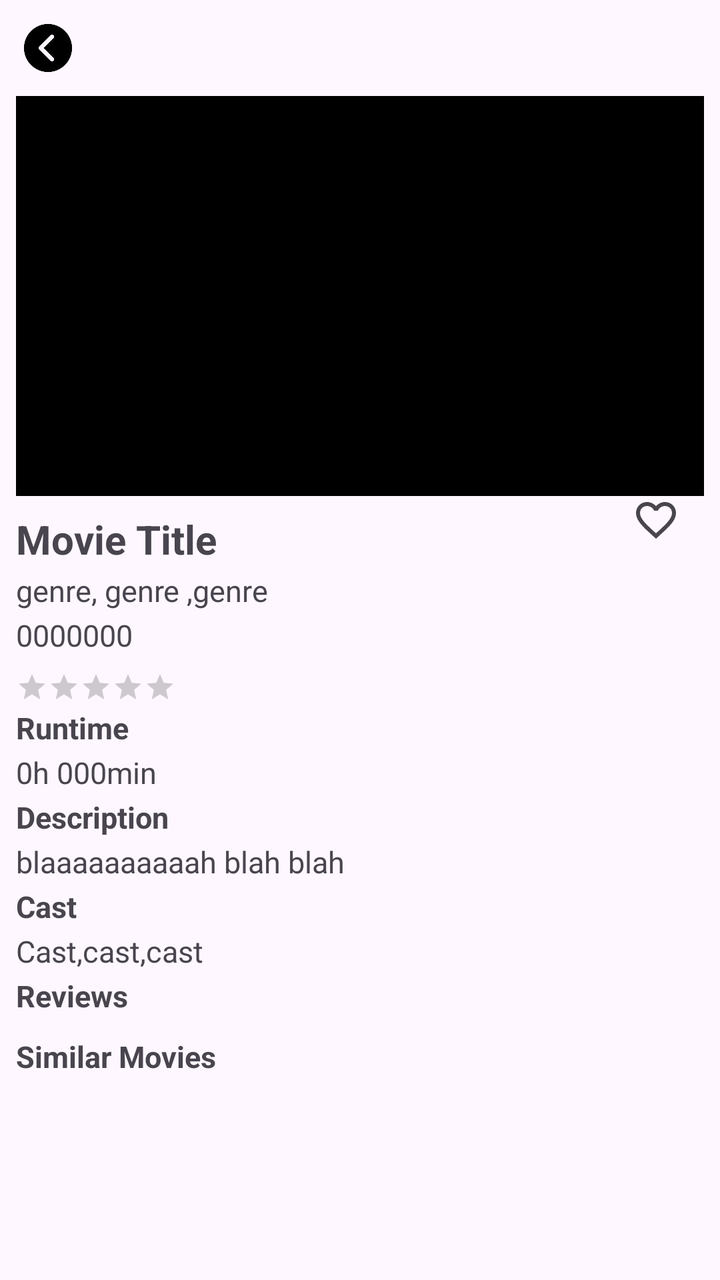
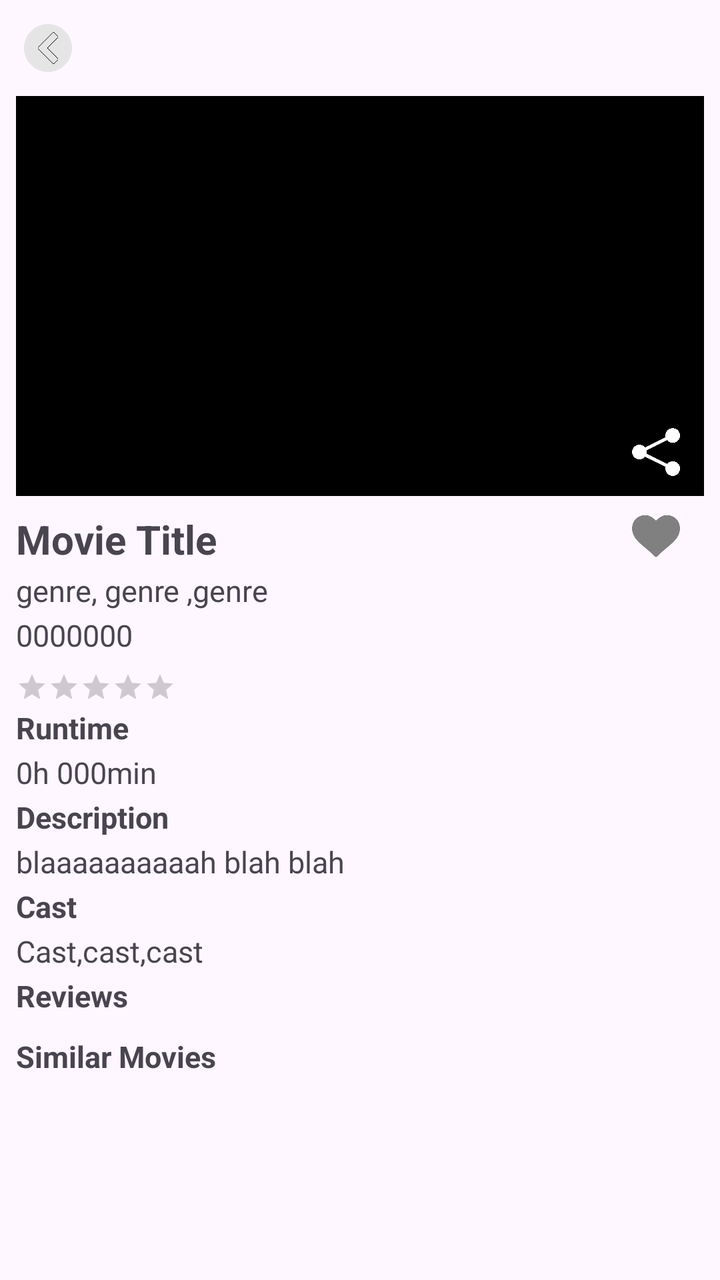

Compare the two renders of this Android layout. The source of the first and the diff that turns it into the second are given below.
<!-- AndroidManifest.xml: application theme Theme.MoviesApp -->
<!-- res/layout/details_layout.xml -->
<?xml version="1.0" encoding="utf-8"?>
<androidx.core.widget.NestedScrollView
    xmlns:android="http://schemas.android.com/apk/res/android"
    android:layout_width="match_parent"
    android:layout_height="match_parent"
    xmlns:app="http://schemas.android.com/apk/res-auto">

    <androidx.constraintlayout.widget.ConstraintLayout
        android:layout_width="match_parent"
        android:layout_height="wrap_content"
        android:paddingBottom="24dp">
        <ImageView
            android:id="@+id/backButton"
            android:layout_width="32dp"
            android:layout_height="32dp"
            android:layout_marginStart="8dp"
            android:layout_marginTop="8dp"
            android:background="@android:color/transparent"
            android:padding="4dp"
            android:src="@drawable/back"
            android:contentDescription="Back"

            app:layout_constraintTop_toTopOf="parent"
            app:layout_constraintStart_toStartOf="parent" />
        <ImageView
            android:id="@+id/moviePoster"
            android:layout_width="match_parent"
            android:layout_height="200dp"
            android:layout_margin="8dp"
            android:background="@color/black"
            android:scaleType="centerCrop"
            app:layout_constraintTop_toBottomOf="@id/backButton"
            app:layout_constraintStart_toStartOf="parent" />


        <ImageView
            android:id="@+id/shareIcon"
            android:layout_width="24dp"
            android:layout_height="24dp"
            android:layout_marginEnd="20dp"
            android:layout_marginBottom="10dp"
            android:src="@drawable/share"
            app:layout_constraintBottom_toBottomOf="@id/moviePoster"
            app:layout_constraintEnd_toEndOf="parent" />
        <ImageView
            android:id="@+id/favoriteIcon"
            android:layout_width="24dp"
            android:layout_height="24dp"
            android:layout_marginEnd="20dp"
            android:layout_marginBottom="10dp"
            android:src="@drawable/ic_favorite_unselect"
            app:layout_constraintTop_toBottomOf="@id/moviePoster"
            app:layout_constraintEnd_toEndOf="parent" />
        <TextView
            android:id="@+id/movieTitle"
            android:layout_width="0dp"
            android:layout_height="wrap_content"
            android:layout_marginStart="8dp"
            android:layout_marginTop="8dp"
            android:layout_marginBottom="40dp"
            android:text="Movie Title"
            android:textSize="20sp"
            android:textStyle="bold"
            app:layout_constraintTop_toBottomOf="@id/moviePoster"
            app:layout_constraintStart_toStartOf="parent" />
        <TextView
            android:id="@+id/movieGenre"
            android:layout_width="0dp"
            android:layout_height="wrap_content"
            android:layout_marginStart="8dp"
            android:layout_marginTop="2dp"
            android:layout_marginBottom="40dp"
            android:textSize="15sp"
            android:text="genre, genre ,genre"
            app:layout_constraintTop_toBottomOf="@id/movieTitle"
            app:layout_constraintStart_toStartOf="parent" />
        <TextView
            android:id="@+id/releaseDate"
            android:layout_width="0dp"
            android:layout_height="wrap_content"
            android:layout_marginStart="8dp"
            android:layout_marginTop="2dp"
            android:layout_marginBottom="40dp"
            android:textSize="15sp"
            android:text="0000000"
            app:layout_constraintTop_toBottomOf="@id/movieGenre"
            app:layout_constraintStart_toStartOf="parent" />
        <RatingBar
            android:id="@+id/movieRating"
            style="@style/Widget.AppCompat.RatingBar.Small"
            android:layout_width="wrap_content"
            android:layout_height="wrap_content"
            android:layout_marginTop="8dp"
            android:layout_marginBottom="10dp"
            android:numStars="5"
            android:stepSize="1"
            android:progressTint="#FFD54F"
            android:progressBackgroundTint="#444444"
            app:layout_constraintStart_toStartOf="@id/movieGenre"
            app:layout_constraintTop_toBottomOf="@id/releaseDate" />

        <TextView
            android:id="@+id/runtime"
            android:layout_width="0dp"
            android:layout_height="wrap_content"
            android:layout_marginStart="8dp"
            android:layout_marginTop="2dp"
            android:layout_marginBottom="40dp"
            android:textSize="15sp"
            android:text="Runtime"
            android:textStyle="bold"
            app:layout_constraintTop_toBottomOf="@id/movieRating"
            app:layout_constraintStart_toStartOf="parent" />
        <TextView
            android:id="@+id/movieRuntime"
            android:layout_width="0dp"
            android:layout_height="wrap_content"
            android:layout_marginStart="8dp"
            android:layout_marginTop="2dp"
            android:layout_marginBottom="40dp"
            android:textSize="15sp"
            android:text="0h 000min"
            app:layout_constraintTop_toBottomOf="@id/runtime"
            app:layout_constraintStart_toStartOf="parent" />
        <TextView
            android:id="@+id/description"
            android:layout_width="0dp"
            android:layout_height="wrap_content"
            android:layout_marginStart="8dp"
            android:layout_marginTop="2dp"
            android:layout_marginBottom="40dp"
            android:textSize="15sp"
            android:text="Description"
            android:textStyle="bold"
            app:layout_constraintTop_toBottomOf="@id/movieRuntime"
            app:layout_constraintStart_toStartOf="parent" />
        <TextView
            android:id="@+id/movieDescription"
            android:layout_width="0dp"
            android:layout_height="wrap_content"
            android:layout_marginStart="8dp"
            android:layout_marginTop="2dp"
            android:layout_marginBottom="40dp"
            android:textSize="15sp"
            android:text="blaaaaaaaaaah blah blah"
            app:layout_constraintTop_toBottomOf="@id/description"
            app:layout_constraintStart_toStartOf="parent" />
        <TextView
            android:id="@+id/cast"
            android:layout_width="0dp"
            android:layout_height="wrap_content"
            android:layout_marginStart="8dp"
            android:layout_marginTop="2dp"
            android:layout_marginBottom="40dp"
            android:textSize="15sp"
            android:text="Cast"
            android:textStyle="bold"
            app:layout_constraintTop_toBottomOf="@id/movieDescription"
            app:layout_constraintStart_toStartOf="parent" />
        <TextView
            android:id="@+id/movieCast"
            android:layout_width="0dp"
            android:layout_height="wrap_content"
            android:layout_marginStart="8dp"
            android:layout_marginTop="2dp"
            android:layout_marginBottom="40dp"
            android:textSize="15sp"
            android:text="Cast,cast,cast"
            app:layout_constraintTop_toBottomOf="@id/cast"
            app:layout_constraintStart_toStartOf="parent" />
        <TextView
            android:id="@+id/reviews"
            android:layout_width="0dp"
            android:layout_height="wrap_content"
            android:layout_marginStart="8dp"
            android:layout_marginTop="2dp"
            android:layout_marginBottom="40dp"
            android:textSize="15sp"
            android:text="Reviews"
            android:textStyle="bold"
            app:layout_constraintTop_toBottomOf="@id/movieCast"
            app:layout_constraintStart_toStartOf="parent" />

        <LinearLayout
            android:id="@+id/reviewsContainer"
            android:layout_width="0dp"
            android:layout_height="wrap_content"
            android:layout_marginStart="12dp"
            android:layout_marginTop="8dp"
            android:layout_marginEnd="12dp"
            android:orientation="vertical"
            app:layout_constraintTop_toBottomOf="@id/reviews"
            app:layout_constraintStart_toStartOf="parent"
            app:layout_constraintEnd_toEndOf="parent" />

















































        <TextView
            android:id="@+id/similarMovies"
            android:layout_width="0dp"
            android:layout_height="wrap_content"
            android:layout_marginStart="8dp"
            android:layout_marginTop="2dp"
            android:layout_marginBottom="40dp"
            android:textSize="15sp"
            android:text="Similar Movies"
            android:textStyle="bold"
            app:layout_constraintTop_toBottomOf="@id/reviewsContainer"
            app:layout_constraintStart_toStartOf="parent" />

        <androidx.recyclerview.widget.RecyclerView
            android:id="@+id/similarMoviesRecyclerView"
            android:layout_width="0dp"
            android:layout_height="wrap_content"
            android:layout_marginStart="12dp"
            android:layout_marginTop="8dp"
            android:layout_marginEnd="12dp"
            android:layout_marginBottom="200dp"
            android:nestedScrollingEnabled="false"
            android:orientation="horizontal"
            app:layout_constraintTop_toBottomOf="@id/similarMovies"
            app:layout_constraintStart_toStartOf="parent"
            app:layout_constraintEnd_toEndOf="parent"
            app:layout_constraintBottom_toBottomOf="parent" />

    
    <ProgressBar
        android:id="@+id/progress_bar"
        android:layout_width="wrap_content"
        android:layout_height="wrap_content"
        android:visibility="gone"
        app:layout_constraintTop_toTopOf="parent"
        app:layout_constraintBottom_toBottomOf="parent"
        app:layout_constraintStart_toStartOf="parent"
        app:layout_constraintEnd_toEndOf="parent"/>

    </androidx.constraintlayout.widget.ConstraintLayout>
</androidx.core.widget.NestedScrollView>
<!-- resources referenced by this layout -->
<resources>
  <color name="black">#FF000000</color>
  <!-- drawable back: png bitmap (drawable, 3735 bytes) -->
  <!-- drawable ic_favorite_unselect (drawable) -->
  <vector android:height="32dp" android:tint="?attr/colorControlNormal"
      android:viewportHeight="24" android:viewportWidth="24"
      android:width="32dp" xmlns:android="http://schemas.android.com/apk/res/android">
      <path android:fillColor="@android:color/white" android:pathData="M16.5,3c-1.74,0 -3.41,0.81 -4.5,2.09C10.91,3.81 9.24,3 7.5,3 4.42,3 2,5.42 2,8.5c0,3.78 3.4,6.86 8.55,11.54L12,21.35l1.45,-1.32C18.6,15.36 22,12.28 22,8.5 22,5.42 19.58,3 16.5,3zM12.1,18.55l-0.1,0.1 -0.1,-0.1C7.14,14.24 4,11.39 4,8.5 4,6.5 5.5,5 7.5,5c1.54,0 3.04,0.99 3.57,2.36h1.87C13.46,5.99 14.96,5 16.5,5c2,0 3.5,1.5 3.5,3.5 0,2.89 -3.14,5.74 -7.9,10.05z"/>
  </vector>
  <!-- drawable share: png bitmap (drawable, 3429 bytes) -->
  <style name="Theme.MoviesApp" parent="Base.Theme.MoviesApp" />
  <style name="Base.Theme.MoviesApp" parent="Theme.Material3.DayNight.NoActionBar">
          
          
  
          
          <item name="android:statusBarColor">@android:color/transparent</item>
          <item name="android:windowLightStatusBar">true</item>
      </style>
</resources>

<!-- the commit's change to res/layout/details_layout.xml (unified diff, before → after) -->
@@ -48,6 +48,8 @@
             android:layout_height="24dp"
             android:layout_marginEnd="20dp"
             android:layout_marginBottom="10dp"
+            android:layout_marginTop="8dp"
+
             android:src="@drawable/ic_favorite_unselect"
             app:layout_constraintTop_toBottomOf="@id/moviePoster"
             app:layout_constraintEnd_toEndOf="parent" />
<!-- resource entries referenced after the edit -->
@@ -1,14 +1,9 @@
 <!-- resources referenced by this layout -->
 <resources>
   <color name="black">#FF000000</color>
-  <!-- drawable back: png bitmap (drawable, 3735 bytes) -->
-  <!-- drawable ic_favorite_unselect (drawable) -->
-  <vector android:height="32dp" android:tint="?attr/colorControlNormal"
-      android:viewportHeight="24" android:viewportWidth="24"
-      android:width="32dp" xmlns:android="http://schemas.android.com/apk/res/android">
-      <path android:fillColor="@android:color/white" android:pathData="M16.5,3c-1.74,0 -3.41,0.81 -4.5,2.09C10.91,3.81 9.24,3 7.5,3 4.42,3 2,5.42 2,8.5c0,3.78 3.4,6.86 8.55,11.54L12,21.35l1.45,-1.32C18.6,15.36 22,12.28 22,8.5 22,5.42 19.58,3 16.5,3zM12.1,18.55l-0.1,0.1 -0.1,-0.1C7.14,14.24 4,11.39 4,8.5 4,6.5 5.5,5 7.5,5c1.54,0 3.04,0.99 3.57,2.36h1.87C13.46,5.99 14.96,5 16.5,5c2,0 3.5,1.5 3.5,3.5 0,2.89 -3.14,5.74 -7.9,10.05z"/>
-  </vector>
-  <!-- drawable share: png bitmap (drawable, 3429 bytes) -->
+  <!-- drawable back: png bitmap (drawable, 17965 bytes) -->
+  <!-- drawable ic_favorite_unselect: png bitmap (drawable, 4915 bytes) -->
+  <!-- drawable share: png bitmap (drawable, 11882 bytes) -->
   <style name="Theme.MoviesApp" parent="Base.Theme.MoviesApp" />
   <style name="Base.Theme.MoviesApp" parent="Theme.Material3.DayNight.NoActionBar">
           
